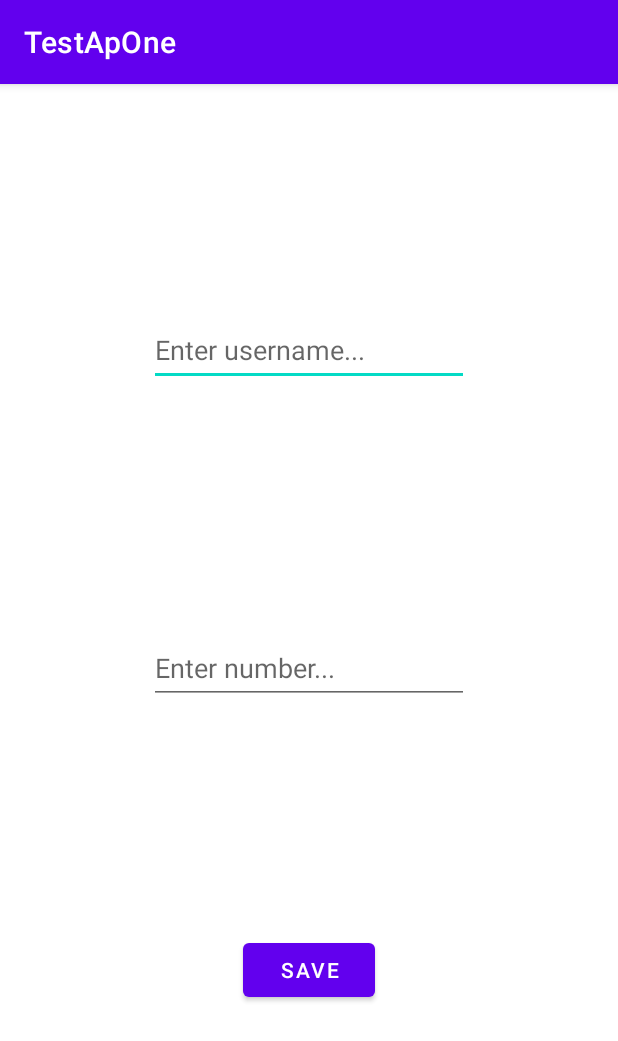
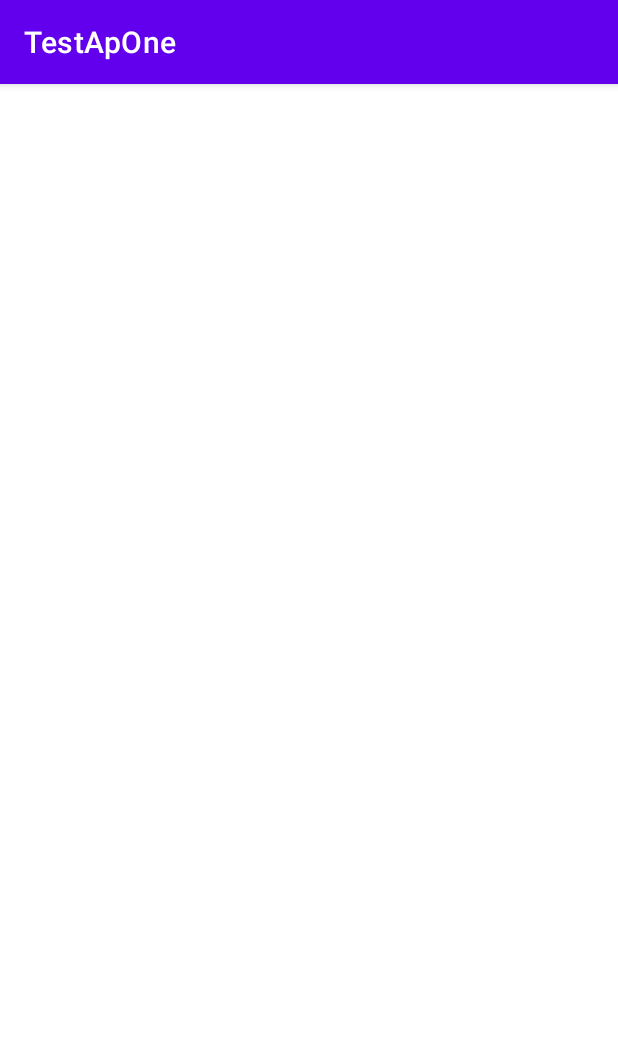
Before and after one commit to WorkWithAfridi/AndroidKotlinBootcamp-1, an Android app: the screen it shows after launch (MainActivity), on a phone screen of 412 x 824 dp. Shown: the top 1041 px of the screen. Run offline under Robolectric (Android 15) with nearby library versions, the phone set to English and light mode, and no system bars.

```diff
--- a/app/src/main/java/com/example/testapone/MainActivity.kt
+++ b/app/src/main/java/com/example/testapone/MainActivity.kt
@@ -8,46 +8,9 @@ import androidx.appcompat.app.AppCompatActivity
 
 class MainActivity : AppCompatActivity() {
 
-    private lateinit var userNameTF: EditText
-    private lateinit var numberTF: EditText
-    private lateinit var saveBTN: Button
-
-    private lateinit var sharedPref:SharedPreferences
-    private lateinit var editor:SharedPreferences.Editor
-
     override fun onCreate(savedInstanceState: Bundle?) {
         super.onCreate(savedInstanceState)
         setContentView(R.layout.activity_main)
-        userNameTF = findViewById<EditText>(R.id.userNameTF)
-        numberTF = findViewById<EditText>(R.id.numberTF)
-        saveBTN = findViewById<Button>(R.id.saveBTN)
-
-        sharedPref = getSharedPreferences("my_sharedPref", MODE_PRIVATE,)
-        editor=sharedPref.edit()
-    }
-
-    override fun onPause() {
-        super.onPause()
-        val name = userNameTF.text.toString()
-        val number = numberTF.text.toString().toInt()
-        editor.apply{
-            putString("sf_name", name)
-            putInt("sf_number", number)
-            commit()
-        }
-    }
-
-    override fun onResume() {
-        super.onResume()
-        val name = sharedPref.getString("sf_name", null)
-        val number = sharedPref.getInt("sf_number", 0)
-
-        userNameTF.setText(name)
-        if(number!=0){
-            numberTF.setText(number.toString())
-        }else{
-            numberTF.setText("")
-        }
     }
 }
 
--- a/app/src/main/res/layout/activity_main.xml
+++ b/app/src/main/res/layout/activity_main.xml
@@ -4,49 +4,4 @@
     xmlns:tools="http://schemas.android.com/tools"
     android:layout_width="match_parent"
     android:layout_height="match_parent"
-    tools:context=".MainActivity">
-
-    <EditText
-        android:id="@+id/userNameTF"
-        android:layout_width="wrap_content"
-        android:layout_height="wrap_content"
-        android:ems="10"
-        android:hint="Enter username..."
-        android:inputType="textPersonName"
-        android:minHeight="48dp"
-        app:layout_constraintBottom_toTopOf="@+id/numberTF"
-        app:layout_constraintEnd_toEndOf="parent"
-        app:layout_constraintHorizontal_bias="0.5"
-        app:layout_constraintStart_toStartOf="parent"
-        app:layout_constraintTop_toTopOf="parent"
-        app:layout_constraintVertical_bias="0.389" />
-
-    <EditText
-        android:id="@+id/numberTF"
-        android:layout_width="wrap_content"
-        android:layout_height="wrap_content"
-        android:layout_marginTop="10dp"
-        android:ems="10"
-        android:hint="Enter number..."
-        android:inputType="number"
-        android:minHeight="48dp"
-        app:layout_constraintBottom_toTopOf="@+id/saveBTN"
-        app:layout_constraintEnd_toEndOf="parent"
-        app:layout_constraintHorizontal_bias="0.5"
-        app:layout_constraintStart_toStartOf="parent"
-        app:layout_constraintTop_toBottomOf="@+id/userNameTF"
-        app:layout_constraintVertical_bias="0.026" />
-
-    <Button
-        android:id="@+id/saveBTN"
-        android:layout_width="wrap_content"
-        android:layout_height="wrap_content"
-        android:text="@string/save"
-        app:layout_constraintBottom_toBottomOf="parent"
-        app:layout_constraintEnd_toEndOf="parent"
-        app:layout_constraintHorizontal_bias="0.5"
-        app:layout_constraintStart_toStartOf="parent"
-        app:layout_constraintTop_toBottomOf="@+id/numberTF"
-        app:layout_constraintVertical_bias="0.051" />
-
-</androidx.constraintlayout.widget.ConstraintLayout>
+    tools:context=".MainActivity"/>
```
